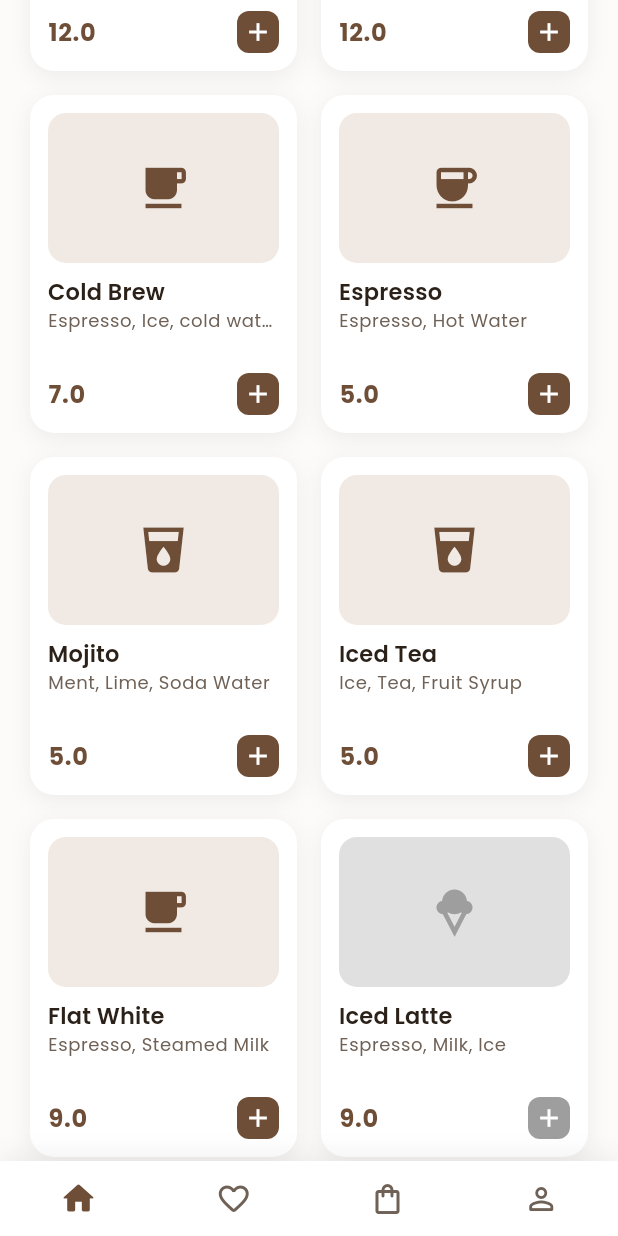
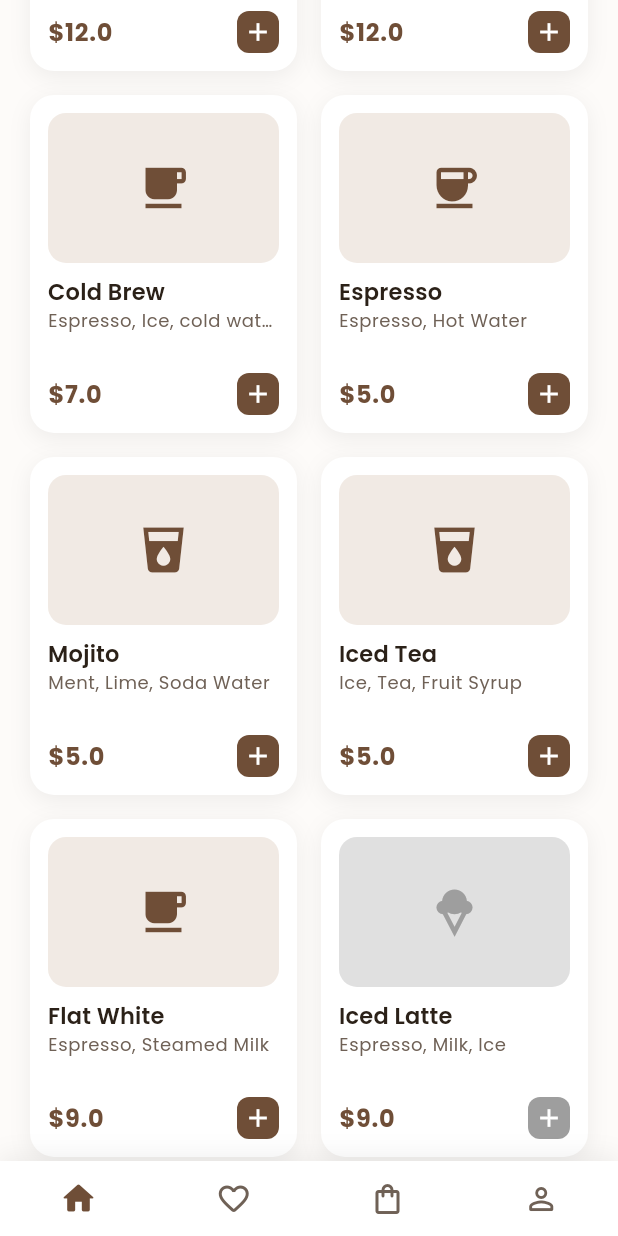
Before and after one commit to abdurahman-yazji/areisto-abdyazji, a Flutter app: the screen it shows after launch, scrolled down 576 dp, on a phone screen of 412 x 824 dp. Run offline on Flutter 3.47's test engine with Material 3 defaults, Android fonts, the phone set to English and light mode, and no system bars; our stand-ins replace google_fonts.

Commit message:
added the $ sign to the drink cadr

```diff
--- a/week-03/coffee_menu/lib/widgets/drink_card.dart
+++ b/week-03/coffee_menu/lib/widgets/drink_card.dart
@@ -63,7 +63,7 @@ Widget build(BuildContext context) {
         Row(
           mainAxisAlignment: MainAxisAlignment.spaceBetween,
           children: [
-            Text(drink.price.toString(), style: textTheme.bodyLarge),
+            Text('\$${drink.price.toString()}', style: textTheme.bodyLarge),
 
                 Container(
                   width: 28,
```
